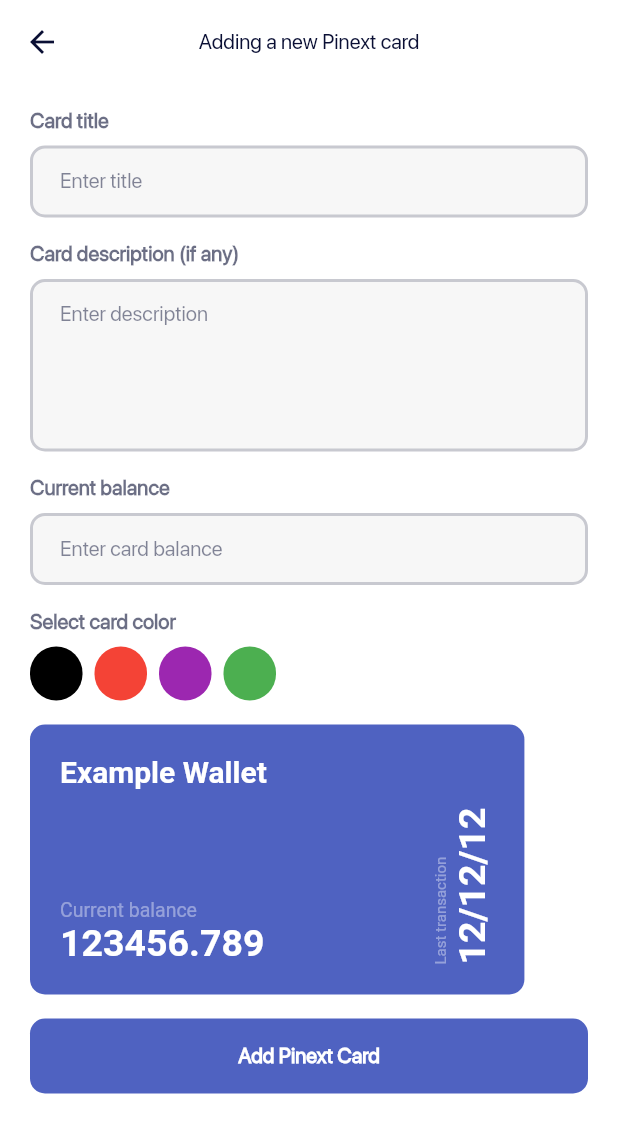
After one commit to WorkWithAfridi/Pinext-Flutter_IncomeExpenseTracker, a Flutter app: the AddPinextCardView screen opened directly, on a phone screen of 412 x 824 dp. The commit adds this screen. Shown: the top 1133 px of the screen. Run offline on Flutter 3.47's test engine with Material 2 defaults, Android fonts, the phone set to English and light mode, and no system bars; our stand-ins replace bloc, elegant_notification, equatable, flutter_bloc, font_awesome_flutter, lottie and 1 more.

Commit message:
Code optimization and refactoring

```diff
--- a/lib/app/app_data/routing/routes.dart
+++ b/lib/app/app_data/routing/routes.dart
@@ -1,6 +1,7 @@
 import 'dart:developer';
 
 import 'package:flutter/material.dart';
+import 'package:pinext/app/screens/add_pinext_card/add_pinext_card.dart';
 import 'package:pinext/app/screens/add_transaction/add_transaction.dart';
 import 'package:pinext/app/screens/home/homeframe.dart';
 
@@ -31,6 +32,10 @@ class ROUTECONTROLLER {
         return MaterialPageRoute(
           builder: (context) => const AddTransactionScreen(),
         );
+      case ROUTES.getAddPinextCardRoute:
+        return MaterialPageRoute(
+          builder: (context) => const AddPinextCardScreen(),
+        );
       default:
         log(settings.name.toString());
         throw ("Not a valid route ");
@@ -44,4 +49,5 @@ class ROUTES {
   static const getSignupRoute = '/signup';
   static const getHomeframeRoute = '/homeframe';
   static const getAddTransactionsRoute = '/homeframe/add_transactions';
+  static const getAddPinextCardRoute = '/homeframe/add_pinext_card';
 }
--- /dev/null
+++ b/lib/app/bloc/add_card_cubit/add_card_cubit.dart
@@ -0,0 +1,86 @@
+import 'dart:developer';
+
+import 'package:bloc/bloc.dart';
+import 'package:equatable/equatable.dart';
+
+part 'add_card_state.dart';
+
+class AddCardCubit extends Cubit<AddCardState> {
+  AddCardCubit()
+      : super(
+          AddCardDefaultState(
+            balance: 0.00,
+            title: "none",
+            description: "none",
+            color: "none",
+          ),
+        );
+
+  changeTitle(String newTitle) {
+    emit(
+      AddCardDefaultState(
+        title: newTitle,
+        description: state.description,
+        balance: state.balance,
+        color: state.color,
+      ),
+    );
+  }
+
+  changeDescription(String newDescription) {
+    emit(
+      AddCardDefaultState(
+        title: state.title,
+        description: newDescription,
+        balance: state.balance,
+        color: state.color,
+      ),
+    );
+  }
+
+  changeBalance(double newBalance) {
+    emit(
+      AddCardDefaultState(
+        title: state.title,
+        description: state.description,
+        balance: newBalance,
+        color: state.color,
+      ),
+    );
+  }
+
+  changeColor(String color) {
+    log(color);
+    emit(
+      AddCardDefaultState(
+        title: state.title,
+        description: state.description,
+        balance: state.balance,
+        color: color,
+      ),
+    );
+  }
+
+  addCard(String title, String description, String balance, String color) {
+    log(title);
+    if (title.isNotEmpty && description.isNotEmpty && balance.isNotEmpty) {
+      emit(
+        AddCardSuccessState(
+          title: state.title,
+          description: state.description,
+          balance: state.balance,
+          color: state.color,
+        ),
+      );
+    } else {
+      emit(
+        AddCardErrorState(
+          title: state.title,
+          description: state.description,
+          balance: state.balance,
+          color: state.color,
+        ),
+      );
+    }
+  }
+}
--- /dev/null
+++ b/lib/app/bloc/add_card_cubit/add_card_state.dart
@@ -0,0 +1,49 @@
+part of 'add_card_cubit.dart';
+
+abstract class AddCardState extends Equatable {
+  AddCardState({
+    required this.title,
+    required this.description,
+    required this.balance,
+    required this.color,
+  });
+  String title;
+  String description;
+  double balance;
+  String color;
+
+  @override
+  List<Object> get props => [
+        title,
+        description,
+        balance,
+        color,
+      ];
+}
+
+class AddCardDefaultState extends AddCardState {
+  AddCardDefaultState({
+    required super.title,
+    required super.description,
+    required super.balance,
+    required super.color,
+  });
+}
+
+class AddCardErrorState extends AddCardState {
+  AddCardErrorState({
+    required super.title,
+    required super.description,
+    required super.balance,
+    required super.color,
+  });
+}
+
+class AddCardSuccessState extends AddCardState {
+  AddCardSuccessState({
+    required super.title,
+    required super.description,
+    required super.balance,
+    required super.color,
+  });
+}
--- /dev/null
+++ b/lib/app/screens/add_pinext_card/add_pinext_card.dart
@@ -0,0 +1,324 @@
+import 'dart:developer';
+import 'dart:io';
+
+import 'package:elegant_notification/elegant_notification.dart';
+import 'package:flutter/material.dart';
+import 'package:flutter_bloc/flutter_bloc.dart';
+import 'package:pinext/app/app_data/app_constants/constants.dart';
+import 'package:pinext/app/app_data/app_constants/domentions.dart';
+import 'package:pinext/app/bloc/add_card_cubit/add_card_cubit.dart';
+import 'package:pinext/app/shared/widgets/pinext_card.dart';
+
+import '../../app_data/app_constants/fonts.dart';
+import '../../app_data/theme_data/colors.dart';
+import '../../shared/widgets/custom_button.dart';
+import '../../shared/widgets/custom_text_field.dart';
+
+class AddPinextCardScreen extends StatelessWidget {
+  const AddPinextCardScreen({Key? key}) : super(key: key);
+
+  @override
+  Widget build(BuildContext context) {
+    return BlocProvider(
+      create: (context) => AddCardCubit(),
+      child: const AddPinextCardView(),
+    );
+  }
+}
+
+class AddPinextCardView extends StatefulWidget {
+  const AddPinextCardView({Key? key}) : super(key: key);
+
+  @override
+  State<AddPinextCardView> createState() => _AddPinextCardViewState();
+}
+
+class _AddPinextCardViewState extends State<AddPinextCardView> {
+  List listOfCardColors = [
+    "Black",
+    "Red",
+    "Purple",
+    "Green",
+  ];
+
+  late TextEditingController titleController;
+  late TextEditingController descriptionController;
+  late TextEditingController balanceController;
+
+  @override
+  void initState() {
+    titleController = TextEditingController();
+    descriptionController = TextEditingController();
+    balanceController = TextEditingController();
+    super.initState();
+  }
+
+  @override
+  void dispose() {
+    titleController.dispose();
+    descriptionController.dispose();
+    balanceController.dispose();
+    super.dispose();
+  }
+
+  @override
+  Widget build(BuildContext context) {
+    log("Rebuilding");
+    return Scaffold(
+      appBar: AppBar(
+        leading: IconButton(
+          onPressed: () {
+            Navigator.pop(context);
+          },
+          icon: Icon(
+            Platform.isIOS ? Icons.arrow_back_ios : Icons.arrow_back,
+          ),
+        ),
+        title: Text(
+          "Adding a new Pinext card",
+          style: regularTextStyle,
+        ),
+      ),
+      body: SingleChildScrollView(
+        physics: const BouncingScrollPhysics(),
+        child: Column(
+          crossAxisAlignment: CrossAxisAlignment.start,
+          children: [
+            Padding(
+              padding: const EdgeInsets.symmetric(
+                horizontal: defaultPadding,
+              ),
+              child: Column(
+                crossAxisAlignment: CrossAxisAlignment.start,
+                children: [
+                  const SizedBox(
+                    height: 16,
+                  ),
+                  Text(
+                    "Card title",
+                    style: boldTextStyle.copyWith(
+                      color: customBlackColor.withOpacity(
+                        .6,
+                      ),
+                    ),
+                  ),
+                  const SizedBox(
+                    height: 8,
+                  ),
+                  GetCustomTextField(
+                    controller: titleController,
+                    hintTitle: "Enter title",
+                    textInputType: TextInputType.text,
+                  ),
+                  const SizedBox(
+                    height: 16,
+                  ),
+                  Text(
+                    "Card description (if any)",
+                    style: boldTextStyle.copyWith(
+                      color: customBlackColor.withOpacity(
+                        .6,
+                      ),
+                    ),
+                  ),
+                  const SizedBox(
+                    height: 8,
+                  ),
+                  GetCustomTextField(
+                    controller: descriptionController,
+                    hintTitle: "Enter description",
+                    numberOfLines: 5,
+                    textInputType: TextInputType.text,
+                  ),
+                  const SizedBox(
+                    height: 16,
+                  ),
+                  Text(
+                    "Current balance",
+                    style: boldTextStyle.copyWith(
+                      color: customBlackColor.withOpacity(
+                        .6,
+                      ),
+                    ),
+                  ),
+                  const SizedBox(
+                    height: 8,
+                  ),
+                  GetCustomTextField(
+                    controller: balanceController,
+                    hintTitle: "Enter card balance",
+                    textInputType: TextInputType.number,
+                  ),
+                  const SizedBox(
+                    height: 16,
+                  ),
+                  Text(
+                    "Select card color",
+                    style: boldTextStyle.copyWith(
+                      color: customBlackColor.withOpacity(
+                        .6,
+                      ),
+                    ),
+                  ),
+                  const SizedBox(
+                    height: 8,
+                  ),
+                ],
+              ),
+            ),
+            SizedBox(
+              height: 36,
+              child: SingleChildScrollView(
+                physics: const BouncingScrollPhysics(),
+                scrollDirection: Axis.horizontal,
+                child: Row(
+                  mainAxisAlignment: MainAxisAlignment.start,
+                  children: [
+                    const SizedBox(
+                      width: defaultPadding,
+                    ),
+                    ListView.builder(
+                      itemCount: listOfCardColors.length,
+                      shrinkWrap: true,
+                      scrollDirection: Axis.horizontal,
+                      physics: const NeverScrollableScrollPhysics(),
+                      itemBuilder: ((context, index) {
+                        String color = listOfCardColors[index];
+                        late Color cardColor;
+                        if (color == "Black") {
+                          cardColor = Colors.black;
+                        } else if (color == "Red") {
+                          cardColor = Colors.red;
+                        } else if (color == "Purple") {
+                          cardColor = Colors.purple;
+                        } else if (color == "Green") {
+                          cardColor = Colors.green;
+                        } else {
+                          cardColor = customBlueColor;
+                        }
+                        // "Black",
+                        // "Red",
+                        // "Purple",
+                        // "Green",
+                        return Padding(
+                          padding: const EdgeInsets.only(right: 8),
+                          child: GestureDetector(
+                            onTap: () {
+                              context.read<AddCardCubit>().changeColor(color);
+                            },
+                            child: Container(
+                              height: 35,
+                              width: 35,
+                              decoration: BoxDecoration(
+                                color: cardColor,
+                                borderRadius: BorderRadius.circular(35),
+                              ),
+                              alignment: Alignment.center,
+                            ),
+                          ),
+                        );
+                      }),
+                    ),
+                  ],
+                ),
+              ),
+            ),
+            const SizedBox(
+              height: 16,
+            ),
+            SizedBox(
+              width: getWidth(context),
+              child: Row(
+                mainAxisAlignment: MainAxisAlignment.start,
+                children: [
+                  const SizedBox(
+                    width: defaultPadding,
+                  ),
+                  BlocBuilder<AddCardCubit, AddCardState>(
+                    builder: (context, state) {
+                      log(state.color);
+                      String color = state.color;
+                      late Color cardColor;
+                      if (color == "Black") {
+                        cardColor = Colors.black;
+                      } else if (color == "Red") {
+                        cardColor = Colors.red;
+                      } else if (color == "Purple") {
+                        cardColor = Colors.purple;
+                      } else if (color == "Green") {
+                        cardColor = Colors.green;
+                      } else {
+                        cardColor = customBlueColor;
+                      }
+                      return PinextCard(
+                        cardColor: cardColor,
+                        title: "Example Wallet",
+                        balance: 123456.789,
+                      );
+                    },
+                  ),
+                ],
+              ),
+            ),
+            const SizedBox(
+              height: 16,
+            ),
+            Padding(
+              padding: const EdgeInsets.symmetric(horizontal: defaultPadding),
+              child: BlocConsumer<AddCardCubit, AddCardState>(
+                listener: (context, state) {
+                  if (state is AddCardErrorState) {
+                    ElegantNotification.error(
+                      title: Text(
+                        "ERROR :(",
+                        style: boldTextStyle,
+                      ),
+                      description: Text(
+                        "An error occurred while trying to add you card, please try again later!",
+                        style: regularTextStyle,
+                      ),
+                      width: getWidth(context) * .9,
+                      animationDuration: const Duration(milliseconds: 200),
+                      toastDuration: const Duration(seconds: 5),
+                    ).show(context);
+                  }
+                  if (state is AddCardSuccessState) {
+                    ElegantNotification.success(
+                      title: Text(
+                        "Pinext Card added!!",
+                        style: boldTextStyle,
+                      ),
+                      description: Text(
+                        "A new card has been added to your card list.",
+                        style: regularTextStyle,
+                      ),
+                      width: getWidth(context) * .9,
+                      animationDuration: const Duration(milliseconds: 200),
+                      toastDuration: const Duration(seconds: 5),
+                    ).show(context);
+                  }
+                },
+                builder: (context, state) {
+                  return GetCustomButton(
+                    title: "Add Pinext Card",
+                    titleColor: whiteColor,
+                    buttonColor: customBlueColor,
+                    isLoading: false,
+                    callBackFunction: () {
+                      context.read<AddCardCubit>().addCard(
+                            titleController.text,
+                            descriptionController.text,
+                            balanceController.text,
+                            state.color,
+                          );
+                    },
+                  );
+                },
+              ),
+            )
+          ],
+        ),
+      ),
+    );
+  }
+}
--- a/lib/app/screens/add_transaction/add_transaction.dart
+++ b/lib/app/screens/add_transaction/add_transaction.dart
@@ -54,7 +54,7 @@ class AddTransactionView extends StatelessWidget {
           ),
         ),
         title: Text(
-          "Adding new Transaction",
+          "Adding a new Transaction",
           style: regularTextStyle,
         ),
       ),
--- a/lib/app/screens/login/login_screen.dart
+++ b/lib/app/screens/login/login_screen.dart
@@ -1,3 +1,5 @@
+import 'dart:developer';
+
 import 'package:flutter/material.dart';
 import 'package:flutter_bloc/flutter_bloc.dart';
 import 'package:pinext/app/app_data/app_constants/fonts.dart';
@@ -28,8 +30,11 @@ class LoginScreenView extends StatelessWidget {
 
   @override
   Widget build(BuildContext context) {
+    log("Rebuilding");
     return Scaffold(
-      body: Container(
+      body: SingleChildScrollView(
+        physics: const BouncingScrollPhysics(),
+        child: Container(
           padding: const EdgeInsets.symmetric(
             horizontal: defaultPadding,
           ),
@@ -144,6 +149,7 @@ class LoginScreenView extends StatelessWidget {
             ],
           ),
         ),
+      ),
     );
   }
 }
--- a/lib/app/screens/signup/signup_screen.dart
+++ b/lib/app/screens/signup/signup_screen.dart
@@ -3,6 +3,7 @@ import 'dart:io';
 import 'package:flutter/material.dart';
 import 'package:flutter_bloc/flutter_bloc.dart';
 import 'package:pinext/app/app_data/app_constants/domentions.dart';
+import 'package:pinext/app/app_data/routing/routes.dart';
 import 'package:pinext/app/bloc/signin_cubit/signin_cubit_cubit.dart';
 import 'package:pinext/app/shared/widgets/custom_button.dart';
 import 'package:pinext/app/shared/widgets/custom_text_field.dart';
@@ -67,11 +68,13 @@ class UserRegistrationPage extends StatelessWidget {
   }) : super(key: key);
   @override
   Widget build(BuildContext context) {
-    return Container(
+    return SingleChildScrollView(
+      physics: const BouncingScrollPhysics(),
+      child: Container(
         padding: const EdgeInsets.symmetric(
           horizontal: defaultPadding,
         ),
-      height: getHeight(context),
+        height: getHeight(context) - kToolbarHeight,
         width: getWidth(context),
         child: Column(
           mainAxisAlignment: MainAxisAlignment.center,
@@ -180,6 +183,7 @@ class UserRegistrationPage extends StatelessWidget {
               height: 100,
             )
           ],
+        ),
       ),
     );
   }
@@ -433,7 +437,11 @@ class CardsAndBalancesRegistrationPage extends StatelessWidget {
             const SizedBox(
               height: 8,
             ),
-            Container(
+            GestureDetector(
+              onTap: () {
+                Navigator.pushNamed(context, ROUTES.getAddPinextCardRoute);
+              },
+              child: Container(
                 height: 100,
                 decoration: BoxDecoration(
                   color: greyColor,
@@ -473,6 +481,7 @@ class CardsAndBalancesRegistrationPage extends StatelessWidget {
                       ),
                     ),
                   ],
+                ),
               ),
             ),
             const SizedBox(
--- a/lib/app/shared/widgets/custom_text_field.dart
+++ b/lib/app/shared/widgets/custom_text_field.dart
@@ -9,12 +9,14 @@ class GetCustomTextField extends StatelessWidget {
   final TextEditingController controller;
   final bool isPassword;
   int numberOfLines;
+  TextInputType textInputType;
   GetCustomTextField({
     Key? key,
     required this.controller,
     required this.hintTitle,
     this.numberOfLines = 1,
     this.isPassword = false,
+    this.textInputType = TextInputType.text,
   }) : super(key: key);
 
   @override
@@ -23,7 +25,7 @@ class GetCustomTextField extends StatelessWidget {
       controller: controller,
       style: regularTextStyle,
       maxLines: numberOfLines,
-      keyboardType: TextInputType.text,
+      keyboardType: textInputType,
       textInputAction: TextInputAction.next,
       decoration: InputDecoration(
         hintText: hintTitle,
--- a/lib/app/shared/widgets/pinext_card.dart
+++ b/lib/app/shared/widgets/pinext_card.dart
@@ -8,9 +8,15 @@ class PinextCard extends StatelessWidget {
   PinextCard({
     Key? key,
     this.isSelected = false,
+    this.cardColor = customBlueColor,
+    this.title = "Test Title",
+    this.balance = 0.00,
   }) : super(key: key);
 
   bool isSelected;
+  Color cardColor;
+  double balance;
+  String title;
 
   @override
   Widget build(BuildContext context) {
@@ -23,7 +29,7 @@ class PinextCard extends StatelessWidget {
         height: 180,
         width: getWidth(context) * .8,
         decoration: BoxDecoration(
-          color: customBlueColor,
+          color: cardColor,
           borderRadius: BorderRadius.circular(
             defaultBorder,
           ),
@@ -36,17 +42,20 @@ class PinextCard extends StatelessWidget {
           mainAxisAlignment: MainAxisAlignment.spaceBetween,
           crossAxisAlignment: CrossAxisAlignment.end,
           children: [
-            Column(
+            Expanded(
+              child: Column(
                 crossAxisAlignment: CrossAxisAlignment.start,
                 mainAxisAlignment: MainAxisAlignment.spaceBetween,
                 children: [
-                const Text(
-                  "Bkash",
-                  style: TextStyle(
+                  Text(
+                    title.toString(),
+                    style: const TextStyle(
                       fontWeight: FontWeight.bold,
                       fontSize: 20,
                       color: whiteColor,
                     ),
+                    overflow: TextOverflow.ellipsis,
+                    maxLines: 1,
                   ),
                   Column(
                     crossAxisAlignment: CrossAxisAlignment.start,
@@ -59,17 +68,18 @@ class PinextCard extends StatelessWidget {
                           color: whiteColor.withOpacity(.4),
                         ),
                       ),
-                    const Text(
-                      "67000Tk",
-                      style: TextStyle(
+                      Text(balance.toString(),
+                          style: const TextStyle(
                             fontWeight: FontWeight.bold,
                             fontSize: 25,
                             color: whiteColor,
                           ),
-                    ),
+                          overflow: TextOverflow.ellipsis,
+                          maxLines: 1),
                     ],
                   )
                 ],
+              ),
             ),
             RotatedBox(
               quarterTurns: 3,
```
Lines whose indentation alone changed are shown as unchanged.
